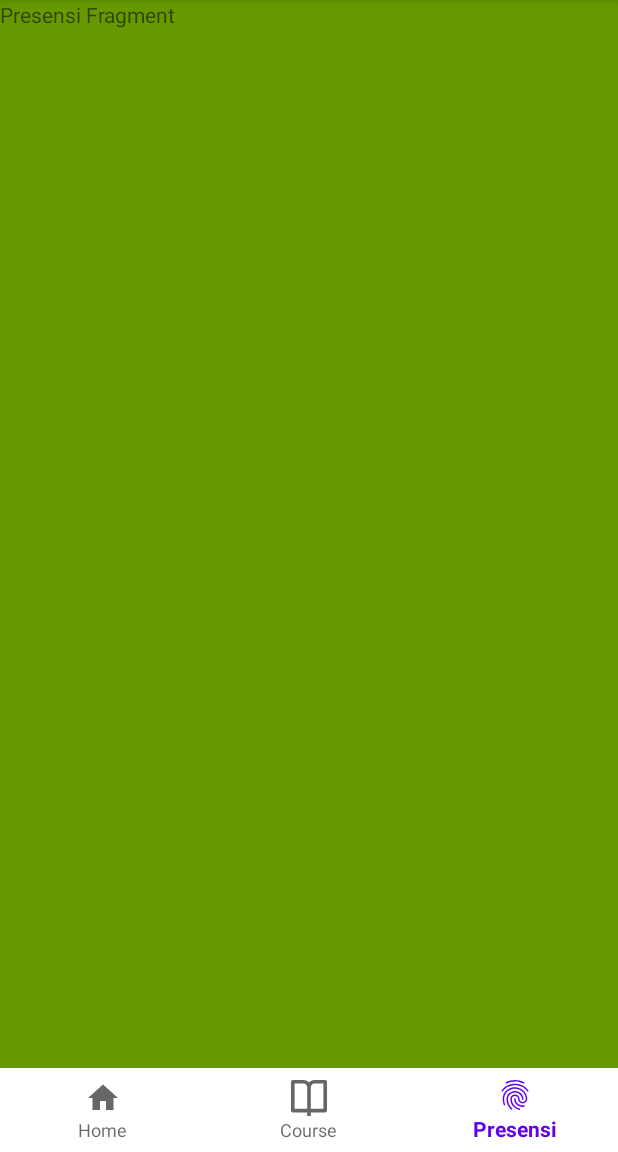
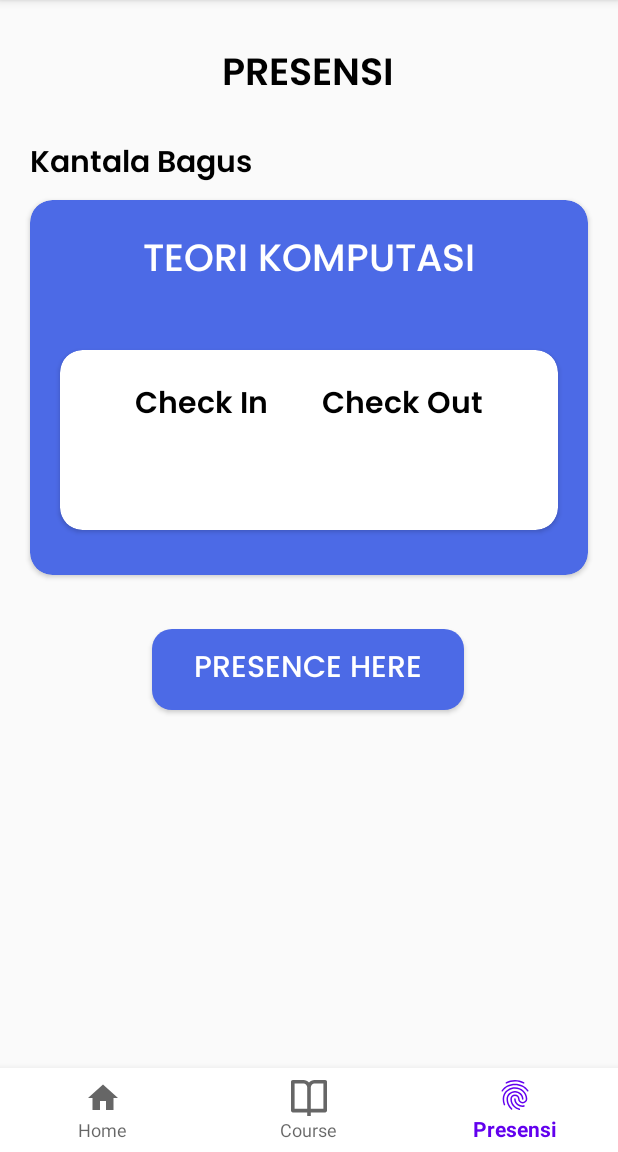
Before and after one commit to heryaulia/E-LearningAPP, an Android app: the screen it shows after launch (MainActivity), item 3 of the bottom bar chosen, on a phone screen of 412 x 824 dp, the part 84-1236 px from its top. Run offline under Robolectric (Android 15) with nearby library versions, the phone set to English and light mode, and no system bars; Roboto replaces fonts that are not available here.

Commit message:
add fragment presence

```diff
--- /dev/null
+++ b/app/src/main/res/drawable/bg_rectangle_presensi.xml
@@ -0,0 +1,28 @@
+<vector xmlns:android="http://schemas.android.com/apk/res/android"
+    xmlns:aapt="http://schemas.android.com/aapt"
+    android:width="360dp"
+    android:height="382dp"
+    android:viewportWidth="360"
+    android:viewportHeight="382">
+    <path
+        android:pathData="M-12-28h190.5H372l-6 321.72c0 23.42-5.32 45.87-14.8 62.42-9.48 16.56-22.34 25.86-35.74 25.86H41.54c-13.4 0-26.26-9.3-35.74-25.86-9.47-16.55-14.8-39-14.8-62.42L-12-28Z">
+        <aapt:attr name="android:fillColor">
+            <gradient
+                android:type="linear"
+                android:startX="594.79"
+                android:startY="587.28"
+                android:endX="594.79"
+                android:endY="-41.19">
+                <item
+                    android:color="#EB4C6AE6"
+                    android:offset="0.11"/>
+                <item
+                    android:color="#E64C6AE6"
+                    android:offset="1"/>
+                <item
+                    android:color="#FF243C60"
+                    android:offset="1"/>
+            </gradient>
+        </aapt:attr>
+    </path>
+</vector>
--- a/app/src/main/res/layout/fragment_presensi.xml
+++ b/app/src/main/res/layout/fragment_presensi.xml
@@ -1,15 +1,123 @@
 <?xml version="1.0" encoding="utf-8"?>
-<RelativeLayout xmlns:android="http://schemas.android.com/apk/res/android"
+<androidx.constraintlayout.widget.ConstraintLayout xmlns:android="http://schemas.android.com/apk/res/android"
+    xmlns:app="http://schemas.android.com/apk/res-auto"
     xmlns:tools="http://schemas.android.com/tools"
     android:layout_width="match_parent"
     android:layout_height="match_parent"
-    android:background="@android:color/holo_green_dark"
     tools:context=".PresensiFragment">
 
-    <!-- TODO: Update blank fragment layout -->
+
+    <androidx.cardview.widget.CardView
+        android:id="@+id/cardView"
+        android:layout_width="match_parent"
+        android:layout_height="250dp"
+        android:layout_marginStart="20dp"
+        android:layout_marginEnd="20dp"
+        android:backgroundTint="@color/biru"
+        android:elevation="0dp"
+        app:cardCornerRadius="15dp"
+        app:cardMaxElevation="0dp"
+        app:layout_constraintBottom_toBottomOf="parent"
+        app:layout_constraintEnd_toEndOf="parent"
+        app:layout_constraintHorizontal_bias="0.0"
+        app:layout_constraintStart_toStartOf="parent"
+        app:layout_constraintTop_toTopOf="parent"
+        app:layout_constraintVertical_bias="0.288">
+
+
+        <androidx.cardview.widget.CardView
+            android:id="@+id/cardView2"
+            android:layout_width="match_parent"
+            android:layout_height="120dp"
+            android:layout_marginTop="100dp"
+            android:layout_marginLeft="20dp"
+            android:layout_marginRight="20dp"
+            android:elevation="0dp"
+            app:cardCornerRadius="15dp"
+            app:cardMaxElevation="0dp">
+
+            <TextView
+                android:layout_width="wrap_content"
+                android:layout_height="wrap_content"
+                android:text="Check In"
+                android:textSize="20dp"
+                android:textColor="@color/black"
+                android:fontFamily="@font/poppins_semibold"
+                android:layout_marginTop="20dp"
+                android:layout_marginLeft="50dp"/>
+
+            <TextView
+                android:layout_width="wrap_content"
+                android:layout_height="wrap_content"
+                android:text="Check Out"
+                android:textSize="20dp"
+                android:textColor="@color/black"
+                android:fontFamily="@font/poppins_semibold"
+                android:layout_gravity="right"
+                android:layout_marginTop="20dp"
+                android:layout_marginRight="50dp"/>
+
+
+        </androidx.cardview.widget.CardView>
+
+        <TextView
+            android:id="@+id/textView8"
+            android:layout_width="wrap_content"
+            android:layout_height="wrap_content"
+            android:layout_marginTop="20dp"
+            android:layout_gravity="center_horizontal"
+            android:fontFamily="@font/poppins_medium"
+            android:text="TEORI KOMPUTASI"
+            android:textSize="25dp"
+            android:textColor="@color/white"/>
+
+    </androidx.cardview.widget.CardView>
+
+
     <TextView
-        android:layout_width="match_parent"
-        android:layout_height="match_parent"
-        android:text="Presensi Fragment" />
+        android:id="@+id/textView6"
+        android:layout_width="wrap_content"
+        android:layout_height="wrap_content"
+        android:fontFamily="@font/poppins_semibold"
+        android:text="Kantala Bagus"
+        android:textColor="@color/black"
+        android:textSize="20dp"
+        app:layout_constraintBottom_toTopOf="@+id/cardView"
+        app:layout_constraintEnd_toEndOf="parent"
+        app:layout_constraintHorizontal_bias="0.076"
+        app:layout_constraintStart_toStartOf="parent"
+        app:layout_constraintTop_toTopOf="parent"
+        app:layout_constraintVertical_bias="0.934" />
 
-</RelativeLayout>
+    <TextView
+        android:id="@+id/textView7"
+        android:layout_width="wrap_content"
+        android:layout_height="wrap_content"
+        android:fontFamily="@font/poppins_semibold"
+        android:text="PRESENSI"
+        android:textColor="@color/black"
+        android:textSize="25dp"
+        app:layout_constraintBottom_toTopOf="@+id/cardView"
+        app:layout_constraintEnd_toEndOf="parent"
+        app:layout_constraintHorizontal_bias="0.498"
+        app:layout_constraintStart_toStartOf="parent"
+        app:layout_constraintTop_toTopOf="parent"
+        app:layout_constraintVertical_bias="0.318" />
+
+    <Button
+        android:id="@+id/button3"
+        android:layout_width="208dp"
+        android:layout_height="54dp"
+        android:text="Presence Here"
+        android:textSize="20dp"
+        android:textColor="@color/white"
+        android:fontFamily="@font/poppins_medium"
+        android:background="@drawable/btnonboard3"
+        app:layout_constraintBottom_toBottomOf="parent"
+        app:layout_constraintEnd_toEndOf="parent"
+        app:layout_constraintHorizontal_bias="0.498"
+        app:layout_constraintStart_toStartOf="parent"
+        app:layout_constraintTop_toBottomOf="@+id/cardView"
+        app:layout_constraintVertical_bias="0.132" />
+
+</androidx.constraintlayout.widget.ConstraintLayout>
--- a/app/src/main/res/layout/layout_onboarding1.xml
+++ b/app/src/main/res/layout/layout_onboarding1.xml
@@ -4,7 +4,7 @@
     xmlns:tools="http://schemas.android.com/tools"
     android:layout_width="match_parent"
     android:layout_height="match_parent"
-    android:background="@drawable/bgunivpattimura">
+    android:background="@drawable/bg_onboarding1">
 
 
     <TextView
@@ -13,14 +13,14 @@
         android:layout_height="wrap_content"
         android:fontFamily="@font/poppins_semibold"
         android:text="E-Learning"
+        android:textColor="@color/black"
         android:textSize="48dp"
-        android:textColor="@color/black"
         app:layout_constraintBottom_toBottomOf="parent"
         app:layout_constraintEnd_toEndOf="parent"
         app:layout_constraintHorizontal_bias="0.496"
         app:layout_constraintStart_toStartOf="parent"
         app:layout_constraintTop_toTopOf="parent"
-        app:layout_constraintVertical_bias="0.333" />
+        app:layout_constraintVertical_bias="0.435" />
 
     <TextView
         android:id="@+id/textView2"
@@ -28,14 +28,14 @@
         android:layout_height="wrap_content"
         android:fontFamily="@font/patua_one"
         android:text="Universitas Pattimura"
+        android:textColor="@color/black"
         android:textSize="24dp"
-        android:textColor="@color/black"
         app:layout_constraintBottom_toBottomOf="parent"
         app:layout_constraintEnd_toEndOf="parent"
         app:layout_constraintHorizontal_bias="0.497"
         app:layout_constraintStart_toStartOf="parent"
-        app:layout_constraintTop_toBottomOf="@+id/textView"
-        app:layout_constraintVertical_bias="0.0" />
+        app:layout_constraintTop_toTopOf="parent"
+        app:layout_constraintVertical_bias="0.499" />
 
     <ImageView
         android:id="@+id/imageView"
```
Also changed, not shown: app/src/main/res/drawable-v24/bg_onboarding1.png (added).
